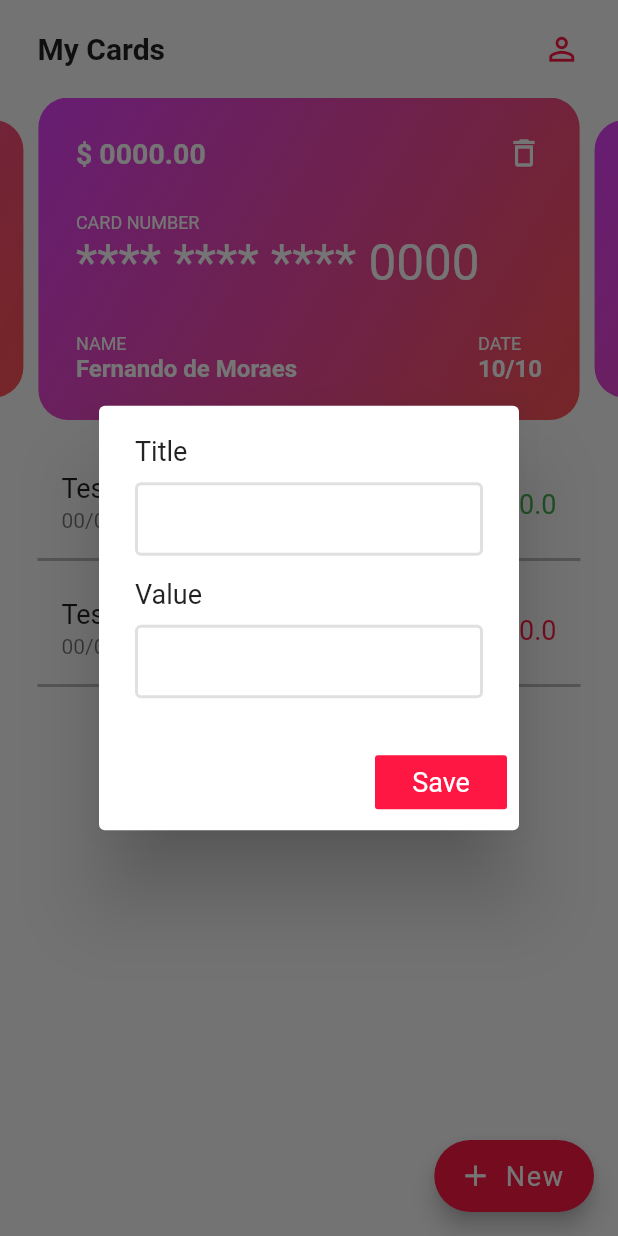
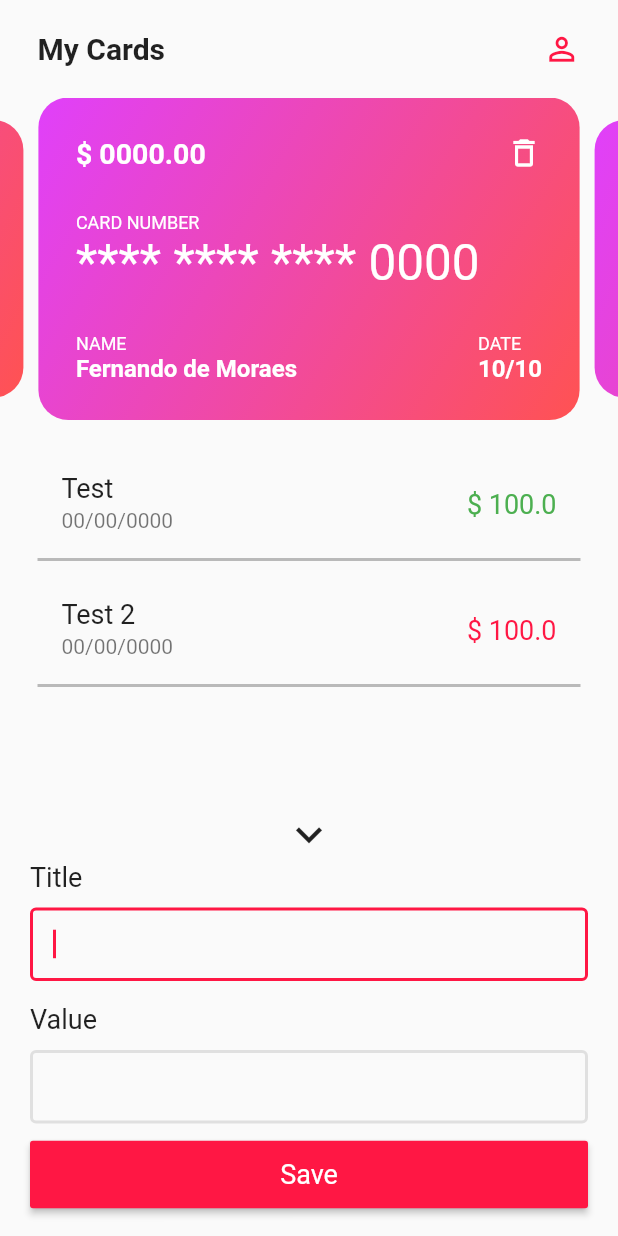
Before and after one commit to feMoraes0/wallet-app, a Flutter app: the Wallet screen opened by its route, after a tap on "New", on a phone screen of 412 x 824 dp. Run offline on Flutter 3.47's test engine with Material 2 defaults, Android fonts, the phone set to English and light mode, and no system bars.

Commit message:
Updating login and wallet screen with new form

```diff
--- a/lib/app/screens/login.dart
+++ b/lib/app/screens/login.dart
@@ -34,7 +34,6 @@ class _LoginState extends State<Login> {
     } else if (status == 400) {
       final body = json.decode(response.body);
       CustomSnackBar(localContext, body["msg"]);
-
     } else {
       CustomSnackBar(localContext, "Server side error, try again later.");
     }
--- a/lib/app/screens/wallet.dart
+++ b/lib/app/screens/wallet.dart
@@ -9,6 +9,14 @@ class Wallet extends StatefulWidget {
 
 class _WalletState extends State<Wallet> {
   int page = 1;
+
+  FocusNode valueFocus = new FocusNode();
+
+  @override
+  void dispose() {
+    valueFocus.dispose();
+    super.dispose();
+  }
 
   changePage(newPage) {
     this.setState(() {
@@ -24,7 +32,50 @@ class _WalletState extends State<Wallet> {
           content: SingleChildScrollView(
             child: Container(
               child: Column(
+                children: <Widget>[],
+              ),
+            ),
+          ),
+          actions: <Widget>[
+            FlatButton(
+              color: Theme.of(context).primaryColor,
+              child: Text(
+                'Save',
+                style: TextStyle(
+                  fontSize: 18.0,
+                  color: Colors.white,
+                ),
+              ),
+              onPressed: () {
+                Navigator.of(context).pop();
+              },
+            ),
+          ],
+        );
+      },
+    );
+  }
+
+  showBottom(BuildContext context) {
+    showBottomSheet(
+      context: context,
+      builder: (context) => Container(
+        padding: const EdgeInsets.only(right: 20.0, left: 20.0),
+        width: MediaQuery.of(context).size.width,
+        height: 285,
+        child: Column(
+          mainAxisAlignment: MainAxisAlignment.start,
+          crossAxisAlignment: CrossAxisAlignment.center,
           children: <Widget>[
+            GestureDetector(
+              onTap: () {
+                Navigator.pop(context);
+              },
+              child: Icon(
+                Icons.keyboard_arrow_down,
+                size: 35.0,
+              ),
+            ),
             Container(
               child: Column(
                 crossAxisAlignment: CrossAxisAlignment.start,
@@ -36,6 +87,10 @@ class _WalletState extends State<Wallet> {
                   Container(
                     margin: const EdgeInsets.only(top: 10.0),
                     child: TextField(
+                      autofocus: true,
+                      onEditingComplete: () {
+                        FocusScope.of(context).requestFocus(valueFocus);
+                      },
                       keyboardType: TextInputType.text,
                       decoration: InputDecoration(
                         hoverColor: Theme.of(context).primaryColor,
@@ -59,7 +114,7 @@ class _WalletState extends State<Wallet> {
               ),
             ),
             Container(
-                    margin: const EdgeInsets.only(top: 15.0),
+              margin: const EdgeInsets.only(top: 15.0, bottom: 10.0),
               child: Column(
                 crossAxisAlignment: CrossAxisAlignment.start,
                 children: <Widget>[
@@ -70,7 +125,9 @@ class _WalletState extends State<Wallet> {
                   Container(
                     margin: const EdgeInsets.only(top: 10.0),
                     child: TextField(
-                            keyboardType: TextInputType.numberWithOptions(decimal: true),
+                      focusNode: this.valueFocus,
+                      keyboardType:
+                          TextInputType.numberWithOptions(decimal: true),
                       decoration: InputDecoration(
                         hoverColor: Theme.of(context).primaryColor,
                         contentPadding: const EdgeInsets.all(15.0),
@@ -92,27 +149,25 @@ class _WalletState extends State<Wallet> {
                 ],
               ),
             ),
-                ],
-              ),
-            ),
-          ),
-          actions: <Widget>[
-            FlatButton(
+            RaisedButton(
               color: Theme.of(context).primaryColor,
+              onPressed: () {},
+              child: Container(
+                width: MediaQuery.of(context).size.width,
+                padding: const EdgeInsets.symmetric(vertical: 12.0),
                 child: Text(
-                'Save',
+                  "Save",
                   style: TextStyle(
                     fontSize: 18.0,
                     color: Colors.white,
                   ),
+                  textAlign: TextAlign.center,
                 ),
-              onPressed: () {
-                Navigator.of(context).pop();
-              },
+              ),
             ),
           ],
-        );
-      },
+        ),
+      ),
     );
   }
 
@@ -120,7 +175,10 @@ class _WalletState extends State<Wallet> {
   Widget build(BuildContext context) {
     Size size = MediaQuery.of(context).size;
     return Scaffold(
-      body: SafeArea(
+      body: Builder(
+        builder: (context) => Stack(
+          children: <Widget>[
+            SafeArea(
               child: Column(
                 crossAxisAlignment: CrossAxisAlignment.start,
                 children: <Widget>[
@@ -145,19 +203,28 @@ class _WalletState extends State<Wallet> {
                   Expanded(
                     child: Container(
                       width: size.width,
-                padding:
-                    const EdgeInsets.only(top: 10.0, left: 25.0, right: 25.0),
+                      padding: const EdgeInsets.only(
+                        top: 10.0,
+                        left: 25.0,
+                        right: 25.0,
+                      ),
                       child: ListView(
                         children: <Widget>[
                           Container(
                             margin: const EdgeInsets.only(bottom: 10.0),
                             decoration: BoxDecoration(
                               border: Border(
-                          bottom: BorderSide(color: Colors.black26, width: 2.0),
+                                bottom: BorderSide(
+                                  color: Colors.black26,
+                                  width: 2.0,
+                                ),
                               ),
                             ),
                             child: ListTile(
-                        title: Text("Test", style: TextStyle(fontSize: 18.0)),
+                              title: Text(
+                                "Test",
+                                style: TextStyle(fontSize: 18.0),
+                              ),
                               subtitle: Text(
                                 "00/00/0000",
                                 style: TextStyle(fontSize: 14.0),
@@ -175,11 +242,13 @@ class _WalletState extends State<Wallet> {
                             margin: const EdgeInsets.only(bottom: 10.0),
                             decoration: BoxDecoration(
                               border: Border(
-                          bottom: BorderSide(color: Colors.black26, width: 2.0),
+                                bottom: BorderSide(
+                                    color: Colors.black26, width: 2.0),
                               ),
                             ),
                             child: ListTile(
-                        title: Text("Test 2", style: TextStyle(fontSize: 18.0)),
+                              title: Text("Test 2",
+                                  style: TextStyle(fontSize: 18.0)),
                               subtitle: Text(
                                 "00/00/0000",
                                 style: TextStyle(fontSize: 14.0),
@@ -200,22 +269,28 @@ class _WalletState extends State<Wallet> {
                 ],
               ),
             ),
-      floatingActionButtonLocation: FloatingActionButtonLocation.endFloat,
-      floatingActionButton: FloatingActionButton.extended(
+            Positioned(
+              bottom: 15.0,
+              right: 10.0,
+              child: FloatingActionButton.extended(
                 onPressed: () {
                   print("adding new...");
-          this._neverSatisfied();
+                  this.showBottom(context);
                 },
                 icon: Icon(
                   Icons.add,
                   color: Colors.white,
-          size: 23.0,
+                  size: 21.0,
                 ),
                 label: Text(
                   "New",
-          style: TextStyle(fontSize: 18.0, color: Colors.white),
+                  style: TextStyle(fontSize: 17.0, color: Colors.white),
                 ),
                 backgroundColor: Theme.of(context).primaryColor,
+              ),
+            ),
+          ],
+        ),
       ),
     );
   }
```
Lines whose indentation alone changed are shown as unchanged.
